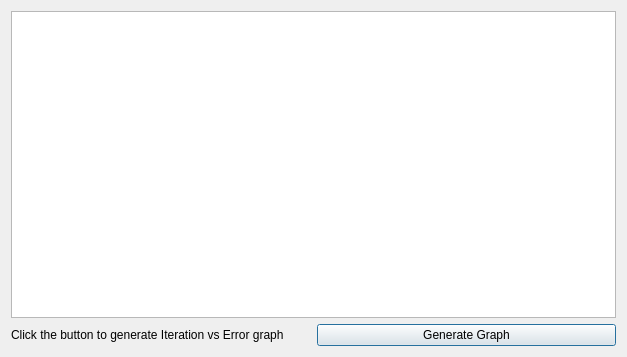
Before: the Qt Designer form bisectiongui.ui in manashmandal/QNumericalAnalysis, drawn with Qt 5.
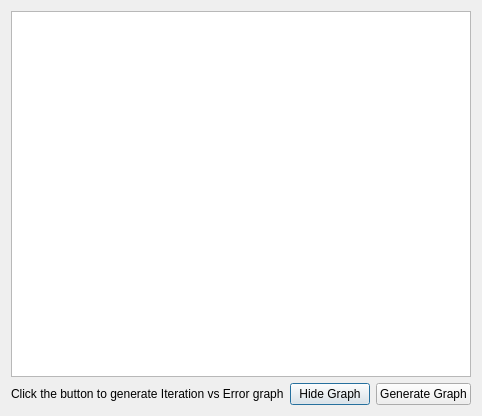
After: the same form once the commit is applied.

Diff of the .ui file:
```diff
--- a/bisectiongui.ui
+++ b/bisectiongui.ui
@@ -6,12 +6,12 @@
    <rect>
     <x>0</x>
     <y>0</y>
-    <width>627</width>
-    <height>357</height>
+    <width>376</width>
+    <height>416</height>
    </rect>
   </property>
   <property name="sizePolicy">
-   <sizepolicy hsizetype="Expanding" vsizetype="Expanding">
+   <sizepolicy hsizetype="Minimum" vsizetype="Minimum">
     <horstretch>0</horstretch>
     <verstretch>0</verstretch>
    </sizepolicy>
@@ -34,6 +34,13 @@
          </property>
         </widget>
        </item>
+       <item>
+        <widget class="QPushButton" name="hideGraphButton">
+         <property name="text">
+          <string>Hide Graph</string>
+         </property>
+        </widget>
+       </item>
        <item>
         <widget class="QPushButton" name="graphButton">
          <property name="text">
```
